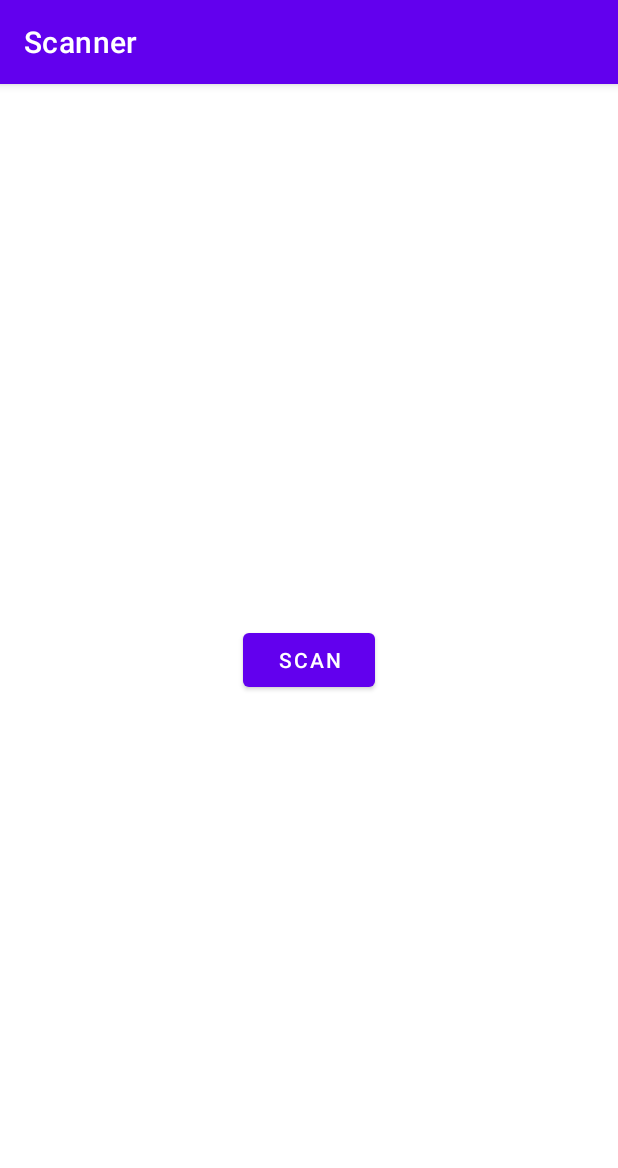
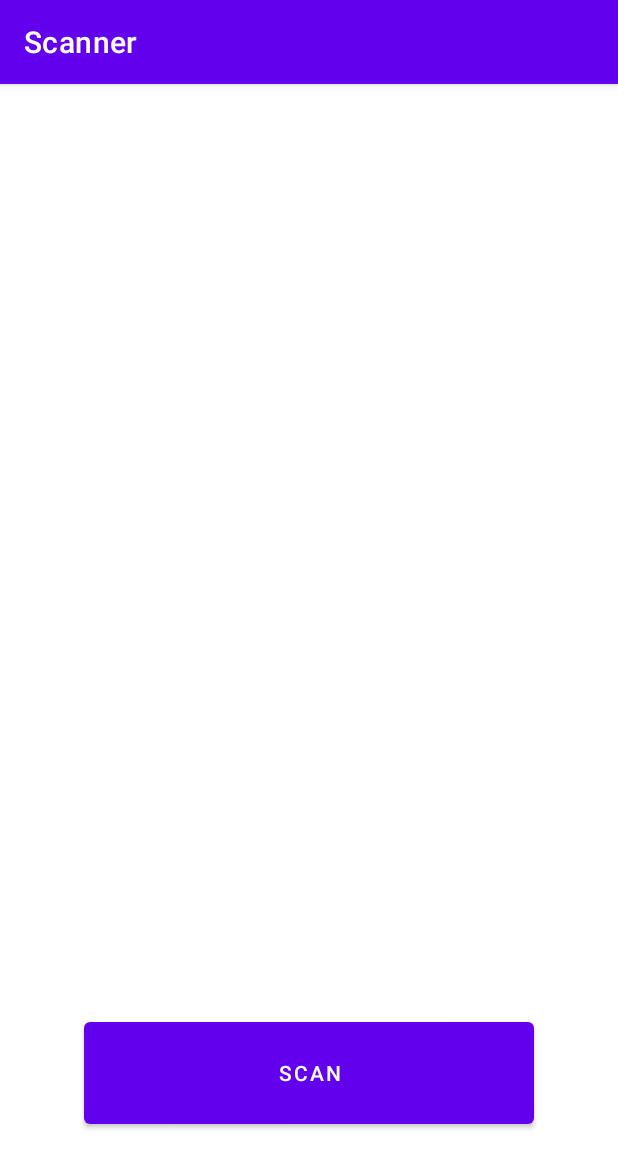
Before and after one commit to enriqueseor/qr-scanner, an Android app: the screen it shows after launch (MainActivity), on a phone screen of 412 x 824 dp. Shown: the top 1168 px of the screen. Run offline under Robolectric (Android 15) with nearby library versions, the phone set to English and light mode, and no system bars.

Commit message:
refactor main layout

```diff
--- a/app/src/main/res/layout/activity_main.xml
+++ b/app/src/main/res/layout/activity_main.xml
@@ -8,9 +8,20 @@
 
     <Button
         android:id="@+id/btnScan"
+        android:layout_width="300dp"
+        android:layout_height="80dp"
+        android:text="@string/scan"
+        app:layout_constraintVertical_bias="0.9"
+        app:layout_constraintBottom_toBottomOf="parent"
+        app:layout_constraintEnd_toEndOf="parent"
+        app:layout_constraintStart_toStartOf="parent"
+        app:layout_constraintTop_toTopOf="parent" />
+
+    <TextView
+        android:id="@+id/tvResult"
         android:layout_width="wrap_content"
         android:layout_height="wrap_content"
-        android:text="@string/scan"
+        app:layout_constraintVertical_bias="0.5"
         app:layout_constraintBottom_toBottomOf="parent"
         app:layout_constraintEnd_toEndOf="parent"
         app:layout_constraintStart_toStartOf="parent"
```
